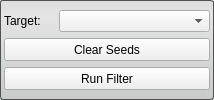
Above: src/Interface/ToolInterface/ConnectedComponentFilterInterface.ui from SCIInstitute/Seg3D before the change. Below: the same form after it.
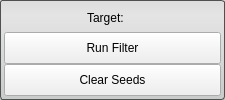
That is the form after the change.

The edit to the form file:
```diff
--- a/src/Interface/ToolInterface/ConnectedComponentFilterInterface.ui
+++ b/src/Interface/ToolInterface/ConnectedComponentFilterInterface.ui
@@ -6,7 +6,7 @@
    <rect>
     <x>0</x>
     <y>0</y>
-    <width>214</width>
+    <width>225</width>
     <height>100</height>
    </rect>
   </property>
@@ -25,7 +25,7 @@
   <property name="maximumSize">
    <size>
     <width>16777215</width>
-    <height>100</height>
+    <height>16777215</height>
    </size>
   </property>
   <property name="windowTitle">
@@ -38,7 +38,7 @@
   background-color: qlineargradient(spread:pad, x1:0.5, y1:0, x2:0.5, y2:0.960227, stop:0 rgba(221, 221, 221, 255), stop:0.155779 rgba(228, 228, 228, 255), stop:1 rgba(202, 204, 204, 255));      
 }</string>
   </property>
-  <layout class="QVBoxLayout" name="verticalLayout" stretch="0,0,0">
+  <layout class="QVBoxLayout" name="verticalLayout">
    <property name="spacing">
     <number>0</number>
    </property>
@@ -46,77 +46,115 @@
     <number>4</number>
    </property>
    <item>
-    <layout class="QHBoxLayout" name="activeHLayout" stretch="1,3">
+    <layout class="QHBoxLayout" name="activeHLayout" stretch="1">
      <property name="spacing">
       <number>4</number>
      </property>
      <item>
       <widget class="QLabel" name="activeLabel">
        <property name="sizePolicy">
-        <sizepolicy hsizetype="Preferred" vsizetype="Preferred">
+        <sizepolicy hsizetype="Fixed" vsizetype="Preferred">
          <horstretch>0</horstretch>
          <verstretch>0</verstretch>
         </sizepolicy>
        </property>
+       <property name="minimumSize">
+        <size>
+         <width>50</width>
+         <height>0</height>
+        </size>
+       </property>
        <property name="text">
         <string>Target:</string>
        </property>
       </widget>
      </item>
-     <item>
-      <widget class="QComboBox" name="targetComboBox">
-       <property name="sizePolicy">
-        <sizepolicy hsizetype="Preferred" vsizetype="Fixed">
-         <horstretch>0</horstretch>
-         <verstretch>0</verstretch>
-        </sizepolicy>
-       </property>
-       <property name="sizeAdjustPolicy">
-        <enum>QComboBox::AdjustToMinimumContentsLength</enum>
-       </property>
-       <property name="minimumContentsLength">
-        <number>12</number>
-       </property>
-      </widget>
-     </item>
     </layout>
    </item>
    <item>
-    <widget class="QPushButton" name="clearSeedsButton">
-     <property name="sizePolicy">
-      <sizepolicy hsizetype="Preferred" vsizetype="Fixed">
-       <horstretch>0</horstretch>
-       <verstretch>0</verstretch>
-      </sizepolicy>
-     </property>
-     <property name="maximumSize">
+    <widget class="QWidget" name="widget" native="true">
+     <property name="minimumSize">
       <size>
-       <width>16777215</width>
-       <height>23</height>
+       <width>0</width>
+       <height>32</height>
       </size>
      </property>
-     <property name="text">
-      <string>Clear Seeds</string>
-     </property>
+     <layout class="QHBoxLayout" name="horizontalLayout">
+      <property name="spacing">
+       <number>0</number>
+      </property>
+      <property name="margin">
+       <number>0</number>
+      </property>
+      <item>
+       <widget class="QPushButton" name="runButton">
+        <property name="sizePolicy">
+         <sizepolicy hsizetype="Preferred" vsizetype="Fixed">
+          <horstretch>0</horstretch>
+          <verstretch>0</verstretch>
+         </sizepolicy>
+        </property>
+        <property name="minimumSize">
+         <size>
+          <width>0</width>
+          <height>32</height>
+         </size>
+        </property>
+        <property name="maximumSize">
+         <size>
+          <width>16777215</width>
+          <height>32</height>
+         </size>
+        </property>
+        <property name="text">
+         <string>Run Filter</string>
+        </property>
+       </widget>
+      </item>
+     </layout>
     </widget>
    </item>
    <item>
-    <widget class="QPushButton" name="runButton">
-     <property name="sizePolicy">
-      <sizepolicy hsizetype="Preferred" vsizetype="Fixed">
-       <horstretch>0</horstretch>
-       <verstretch>0</verstretch>
-      </sizepolicy>
-     </property>
-     <property name="maximumSize">
+    <widget class="QWidget" name="widget_2" native="true">
+     <property name="minimumSize">
       <size>
-       <width>16777215</width>
-       <height>23</height>
+       <width>0</width>
+       <height>32</height>
       </size>
      </property>
-     <property name="text">
-      <string>Run Filter</string>
-     </property>
+     <layout class="QHBoxLayout" name="horizontalLayout_2">
+      <property name="spacing">
+       <number>0</number>
+      </property>
+      <property name="margin">
+       <number>0</number>
+      </property>
+      <item>
+       <widget class="QPushButton" name="clearSeedsButton">
+        <property name="sizePolicy">
+         <sizepolicy hsizetype="Preferred" vsizetype="Fixed">
+          <horstretch>0</horstretch>
+          <verstretch>0</verstretch>
+         </sizepolicy>
+        </property>
+        <property name="minimumSize">
+         <size>
+          <width>0</width>
+          <height>32</height>
+         </size>
+        </property>
+        <property name="maximumSize">
+         <size>
+          <width>16777215</width>
+          <height>32</height>
+         </size>
+        </property>
+        <property name="text">
+         <string>Clear Seeds</string>
+        </property>
+       </widget>
+      </item>
+     </layout>
     </widget>
    </item>
   </layout>
```
